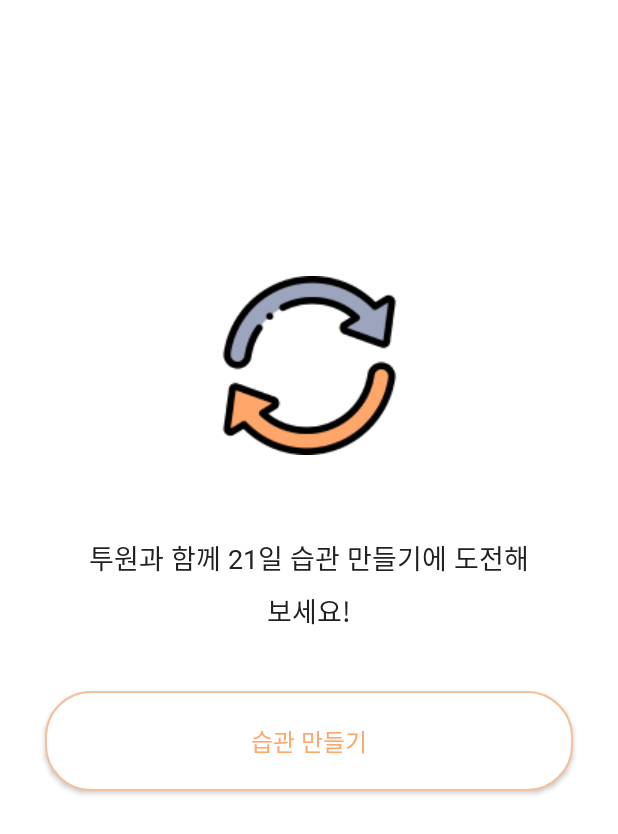
After one commit to sohyun127/TwoOne, an Android app: the layout activity_on_boarding.xml on its own in the app's theme, with its tools: preview values and no code run, on a phone screen of 412 x 824 dp. The commit adds this screen. Shown: the top 834 px of the screen. Run offline under Robolectric (Android 15) with nearby library versions, the phone set to English and light mode, and no system bars.

Commit message:
[FEAT] onboarding view ui

```diff
--- a/app/src/main/AndroidManifest.xml
+++ b/app/src/main/AndroidManifest.xml
@@ -12,7 +12,7 @@
         android:theme="@style/Theme.TwoOne"
         tools:targetApi="31">
         <activity
-            android:name=".MainActivity"
+            android:name=".OnBoardingActivity"
             android:exported="true">
             <intent-filter>
                 <action android:name="android.intent.action.MAIN" />
--- a/app/src/main/java/com/example/twoone/MainActivity.java
+++ b/app/src/main/java/com/example/twoone/OnBoardingActivity.java
@@ -4,11 +4,11 @@ import androidx.appcompat.app.AppCompatActivity;
 
 import android.os.Bundle;
 
-public class MainActivity extends AppCompatActivity {
+public class OnBoardingActivity extends AppCompatActivity {
 
     @Override
     protected void onCreate(Bundle savedInstanceState) {
         super.onCreate(savedInstanceState);
-        setContentView(R.layout.activity_main);
+        setContentView(R.layout.activity_on_boarding);
     }
 }
--- /dev/null
+++ b/app/src/main/res/drawable/rectangle_main2_radius_30.xml
@@ -0,0 +1,11 @@
+<?xml version="1.0" encoding="utf-8"?>
+<shape xmlns:android="http://schemas.android.com/apk/res/android"
+    android:shape="rectangle">
+
+    <corners android:radius="30dp" />
+    <stroke
+        android:width="1dp"
+        android:color="@color/color_main2" />
+    <solid android:color="@color/white" />
+
+</shape>
--- a/app/src/main/res/layout/activity_main.xml
+++ /dev/null
@@ -1,18 +0,0 @@
-<?xml version="1.0" encoding="utf-8"?>
-<androidx.constraintlayout.widget.ConstraintLayout xmlns:android="http://schemas.android.com/apk/res/android"
-    xmlns:app="http://schemas.android.com/apk/res-auto"
-    xmlns:tools="http://schemas.android.com/tools"
-    android:layout_width="match_parent"
-    android:layout_height="match_parent"
-    tools:context=".MainActivity">
-
-    <TextView
-        android:layout_width="wrap_content"
-        android:layout_height="wrap_content"
-        android:text="Hello World!"
-        app:layout_constraintBottom_toBottomOf="parent"
-        app:layout_constraintEnd_toEndOf="parent"
-        app:layout_constraintStart_toStartOf="parent"
-        app:layout_constraintTop_toTopOf="parent" />
-
-</androidx.constraintlayout.widget.ConstraintLayout>
--- /dev/null
+++ b/app/src/main/res/layout/activity_on_boarding.xml
@@ -0,0 +1,45 @@
+<?xml version="1.0" encoding="utf-8"?>
+<androidx.constraintlayout.widget.ConstraintLayout xmlns:android="http://schemas.android.com/apk/res/android"
+    xmlns:app="http://schemas.android.com/apk/res-auto"
+    xmlns:tools="http://schemas.android.com/tools"
+    android:layout_width="match_parent"
+    android:layout_height="match_parent"
+    tools:context=".OnBoardingActivity">
+
+
+    <ImageView
+        android:id="@+id/iv_on_boarding_logo"
+        android:layout_width="wrap_content"
+        android:layout_height="wrap_content"
+        android:layout_marginTop="184dp"
+        android:src="@drawable/img_logo"
+        app:layout_constraintEnd_toEndOf="parent"
+        app:layout_constraintStart_toStartOf="parent"
+        app:layout_constraintTop_toTopOf="parent" />
+
+    <TextView
+        android:id="@+id/tv_on_boarding_title"
+        android:layout_width="match_parent"
+        android:layout_height="wrap_content"
+        android:layout_marginHorizontal="56dp"
+        android:layout_marginTop="55dp"
+        android:gravity="center"
+        android:text="@string/on_boarding_title"
+        android:textAppearance="@style/TextAppearance.AppCompat.title1"
+        app:layout_constraintTop_toBottomOf="@id/iv_on_boarding_logo" />
+
+    <androidx.appcompat.widget.AppCompatButton
+        android:id="@+id/btn_on_boarding_title"
+        android:layout_width="match_parent"
+        android:layout_height="wrap_content"
+        android:layout_marginHorizontal="30dp"
+        android:layout_marginTop="40dp"
+        android:background="@drawable/rectangle_main2_radius_30"
+        android:minHeight="0dp"
+        android:paddingVertical="21dp"
+        android:text="@string/on_boarding_btn"
+        android:textAppearance="@style/TextAppearance.AppCompat.title2"
+        android:textColor="@color/color_main1"
+        app:layout_constraintTop_toBottomOf="@id/tv_on_boarding_title" />
+
+</androidx.constraintlayout.widget.ConstraintLayout>
--- a/app/src/main/res/values-night/themes.xml
+++ b/app/src/main/res/values-night/themes.xml
@@ -2,12 +2,8 @@
     <!-- Base application theme. -->
     <style name="Theme.TwoOne" parent="Theme.MaterialComponents.DayNight.DarkActionBar">
         <!-- Primary brand color. -->
-        <item name="colorPrimary">@color/purple_200</item>
-        <item name="colorPrimaryVariant">@color/purple_700</item>
         <item name="colorOnPrimary">@color/black</item>
         <!-- Secondary brand color. -->
-        <item name="colorSecondary">@color/teal_200</item>
-        <item name="colorSecondaryVariant">@color/teal_200</item>
         <item name="colorOnSecondary">@color/black</item>
         <!-- Status bar color. -->
         <item name="android:statusBarColor">?attr/colorPrimaryVariant</item>
--- a/app/src/main/res/values/strings.xml
+++ b/app/src/main/res/values/strings.xml
@@ -1,3 +1,5 @@
 <resources>
     <string name="app_name">TwoOne</string>
+    <string name="on_boarding_title">투원과 함께 21일 습관 만들기에 도전해보세요!</string>
+    <string name="on_boarding_btn">습관 만들기</string>
 </resources>
```
